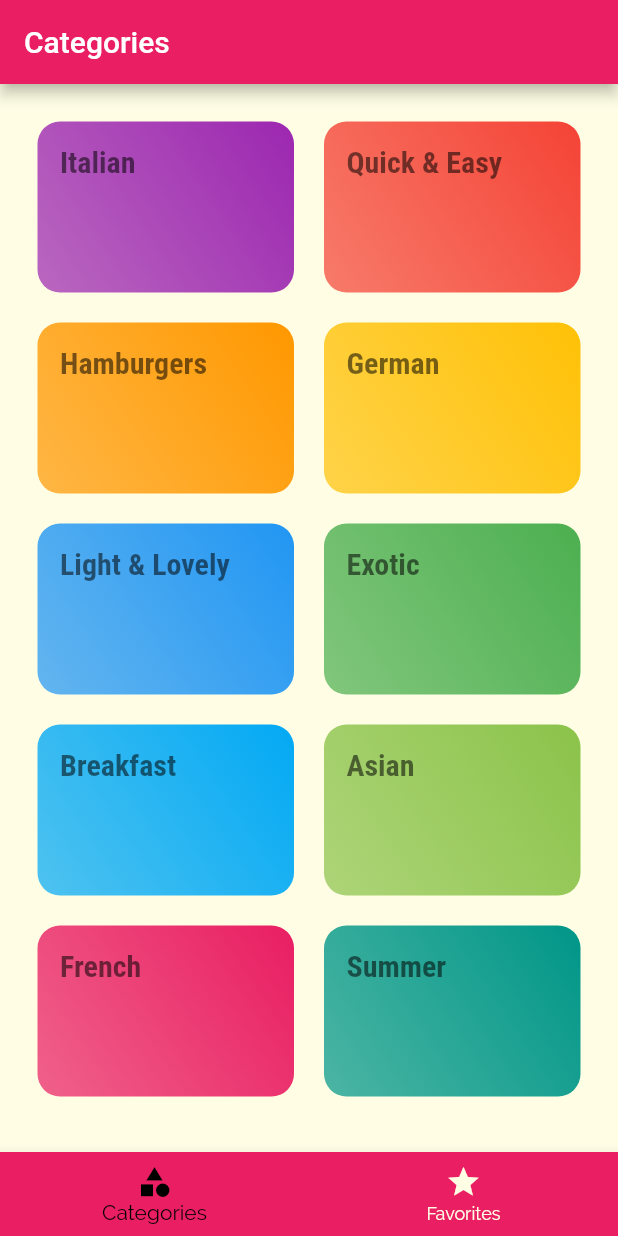
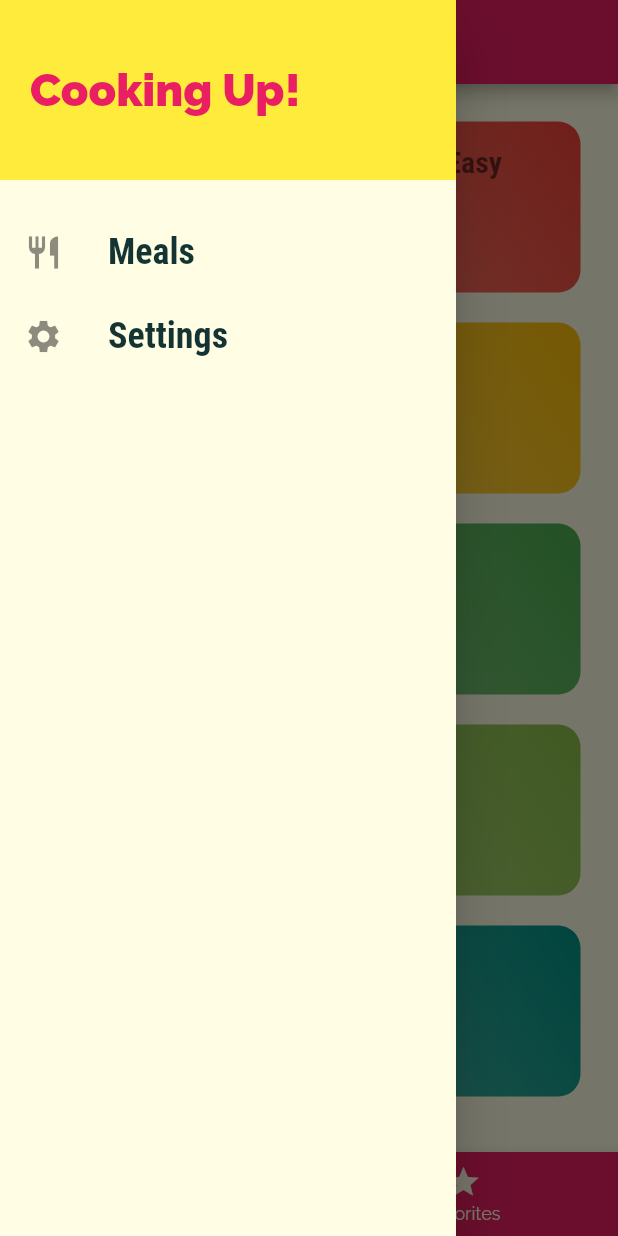
Before and after one commit to khakestari/meals_app, a Flutter app: the screen it shows after launch, with the side drawer open (before the commit the screen has no drawer), on a phone screen of 412 x 824 dp. Run offline on Flutter 3.47's test engine with Material 2 defaults, Android fonts, the phone set to English and light mode, and no system bars.

Commit message:
add a custom drawer

```diff
--- a/lib/main.dart
+++ b/lib/main.dart
@@ -4,7 +4,6 @@ import 'package:flutter/material.dart';
 import './screens/tabs_screen.dart';
 import './screens/meal_detail_screen.dart';
 import './screens/category_meals_screeen.dart';
-import './screens/categories_screen.dart';
 
 void main() => runApp(MyApp());
 
--- a/lib/screens/meal_detail_screen.dart
+++ b/lib/screens/meal_detail_screen.dart
@@ -37,12 +37,12 @@ class MealDetailScreen extends StatelessWidget {
 
     return Scaffold(
       appBar: AppBar(
-          title: Text('${selectedMeal.title}'),
+          title: Text(selectedMeal.title),
         ),
         body: SingleChildScrollView(
           child: Column(
             children: <Widget>[
-              Container(
+              SizedBox(
                 height: 300,
                 width: double.infinity,
                 child: Image.network(
--- a/lib/screens/tabs_screen.dart
+++ b/lib/screens/tabs_screen.dart
@@ -1,5 +1,7 @@
 import 'package:flutter/material.dart';
 
+
+import '../widgets/main_drawer.dart';
 import './favorites_screen.dart';
 import './categories_screen.dart';
 
@@ -30,6 +32,7 @@ final List<Map<String, dynamic>> _pages = [
           _pages[selectedPageIndex]['title'],
         ),
       ),
+      drawer: MainDrawer(),
       body: _pages[selectedPageIndex]['page'],
       bottomNavigationBar: BottomNavigationBar(
           onTap: _selectPage,
--- /dev/null
+++ b/lib/widgets/main_drawer.dart
@@ -0,0 +1,49 @@
+import 'package:flutter/material.dart';
+
+class MainDrawer extends StatelessWidget {
+  const MainDrawer({super.key});
+
+  Widget buildListTile(IconData icon, String title) {
+    return ListTile(
+      leading: Icon(
+        icon,
+        size: 26,
+      ),
+      title: Text(title,
+          style: const TextStyle(
+              fontFamily: 'RobotoCondensed',
+              fontSize: 24,
+              fontWeight: FontWeight.bold)),
+      onTap: null,
+    );
+  }
+
+  @override
+  Widget build(BuildContext context) {
+    return Drawer(
+      child: Column(
+        children: <Widget>[
+          Container(
+            height: 120,
+            width: double.infinity,
+            padding: const EdgeInsets.all(20),
+            alignment: Alignment.centerLeft,
+            color: Colors.yellow,
+            child: Text(
+              'Cooking Up!',
+              style: TextStyle(
+                  fontWeight: FontWeight.w900,
+                  fontSize: 30,
+                  color: Theme.of(context).primaryColor),
+            ),
+          ),
+          const SizedBox(
+            height: 20,
+          ),
+          buildListTile(Icons.restaurant, 'Meals'),
+          buildListTile(Icons.settings, 'Settings'),
+        ],
+      ),
+    );
+  }
+}
```
